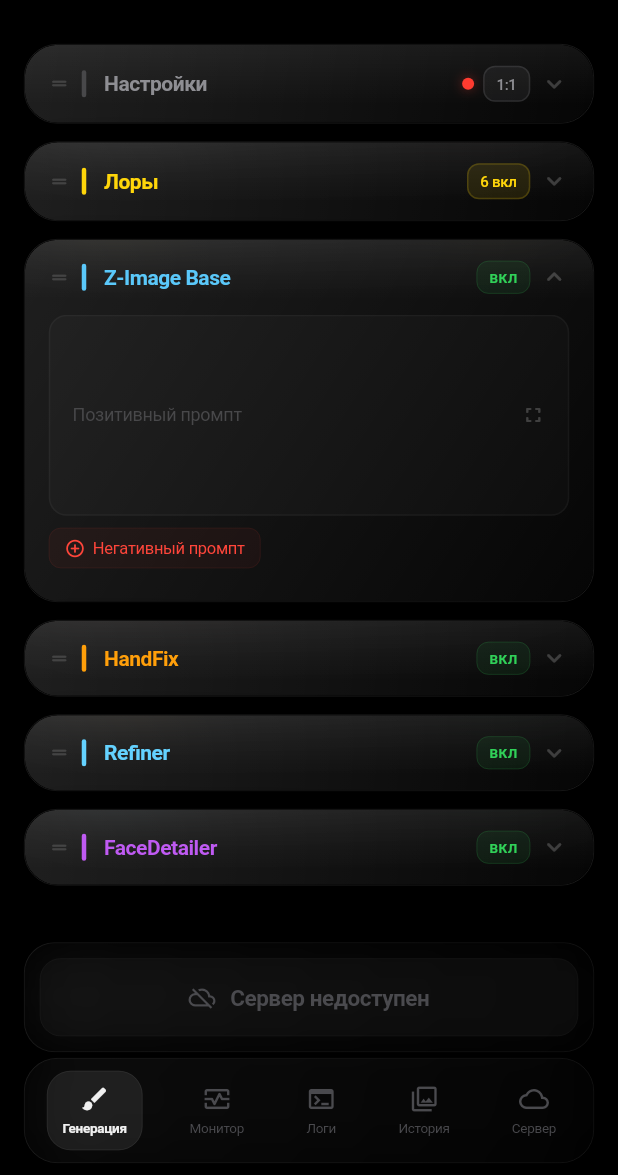
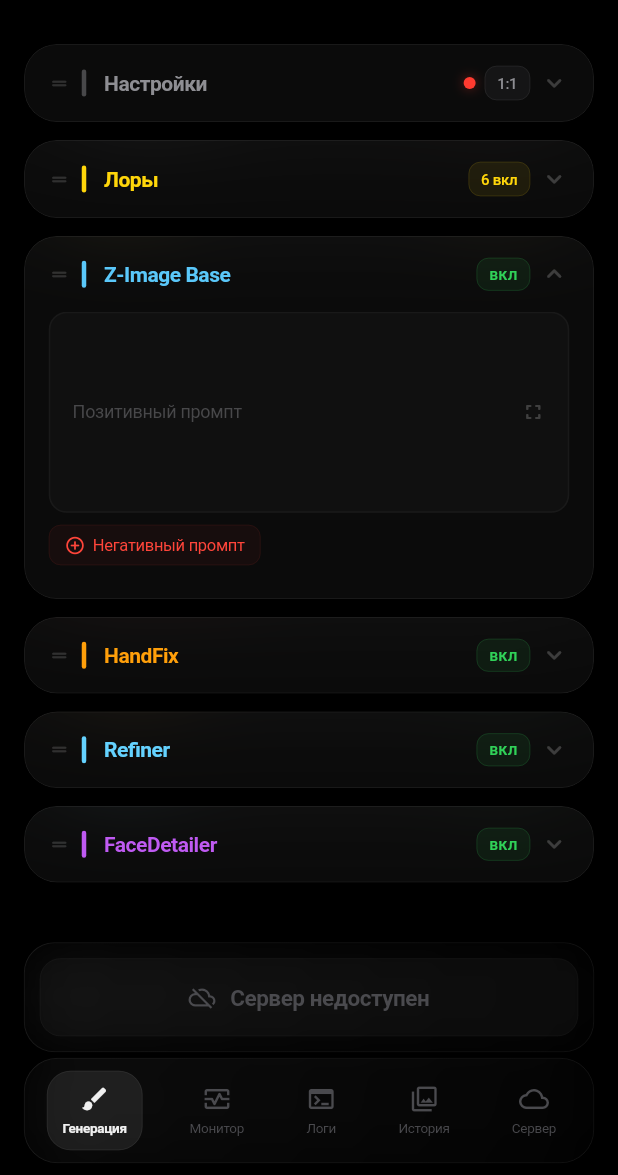
Before and after one commit to R0KENN/comfyui-remote, a Flutter app: the screen it shows after launch, on a phone screen of 412 x 824 dp, the part 61-1236 px from its top. Run offline on Flutter 3.47's test engine with Material 3 defaults, Android fonts, the phone set to English and light mode, and no system bars; our stand-ins replace file_picker, flutter_local_notifications, image_picker, share_plus, shared_preferences; missing offline and left inert: gal.

Commit message:
glass_theme: flat matte frosted glass — no gradients, no shadows, no specular

```diff
--- a/lib/glass_theme.dart
+++ b/lib/glass_theme.dart
@@ -1,3 +1,5 @@
+// lib/glass_theme.dart
+
 import 'dart:ui';
 import 'package:flutter/material.dart';
 
@@ -22,102 +24,57 @@ class GlassTheme {
   static const Color accentCyan = Color(0xFF64D2FF);
 
   // ── Liquid Glass параметры ──
-  static const double _defaultBlur = 24.0;
-  static const double _defaultTintOpacity = 0.08;
-  static const double _defaultBorderOpacity = 0.12;
-  static const double _specularOpacity = 0.06;
+  static const double _blurSigma = 32.0;
+  static const double _tintOpacity = 0.045;
+  static const double _borderOpacity = 0.09;
 
   // ── Фон scaffold ──
   static BoxDecoration get scaffoldDecoration => const BoxDecoration(
     color: Color(0xFF000000),
   );
 
-  // ── Liquid Glass карточка ──
+  // ══════════════════════════════════════════
+  //  LIQUID GLASS CARD — плоское матовое стекло
+  // ══════════════════════════════════════════
   static Widget card({
     required Widget child,
     Color? borderColor,
-    double blur = _defaultBlur,
+    double blur = _blurSigma,
     EdgeInsetsGeometry margin =
     const EdgeInsets.symmetric(horizontal: 16, vertical: 6),
     EdgeInsetsGeometry padding = const EdgeInsets.all(16),
     double borderRadius = 22,
-    double tintOpacity = _defaultTintOpacity,
+    double tintOpacity = _tintOpacity,
     bool highlight = false,
   }) {
-    return Container(
-      margin: margin,
-      decoration: BoxDecoration(
-        borderRadius: BorderRadius.circular(borderRadius),
-        border: Border.all(
-          color: borderColor ??
-              (highlight
-                  ? Colors.white.withValues(alpha: 0.2)
-                  : Colors.white.withValues(alpha: _defaultBorderOpacity)),
-          width: 0.5,
-        ),
-        boxShadow: [
-          BoxShadow(
-            color: Colors.black.withValues(alpha: 0.5),
-            blurRadius: 24,
-            offset: const Offset(0, 8),
-          ),
-          if (highlight && borderColor != null)
-            BoxShadow(
-              color: borderColor.withValues(alpha: 0.08),
-              blurRadius: 16,
-              spreadRadius: -2,
-            ),
-        ],
-      ),
+    return Padding(
+      padding: margin,
       child: ClipRRect(
         borderRadius: BorderRadius.circular(borderRadius),
         child: BackdropFilter(
           filter: ImageFilter.blur(sigmaX: blur, sigmaY: blur),
           child: Container(
             decoration: BoxDecoration(
+              // Плоский однородный фон — без градиентов
+              color: Colors.white.withValues(alpha: tintOpacity),
               borderRadius: BorderRadius.circular(borderRadius),
-              gradient: LinearGradient(
-                begin: Alignment.topLeft,
-                end: Alignment.bottomRight,
-                colors: [
-                  Colors.white.withValues(alpha: tintOpacity + 0.04),
-                  Colors.white.withValues(alpha: tintOpacity * 0.3),
-                ],
+              border: Border.all(
+                color: borderColor?.withValues(alpha: 0.25) ??
+                    Colors.white.withValues(alpha: _borderOpacity),
+                width: 0.5,
               ),
             ),
-            child: Stack(
-              children: [
-                // Specular highlight — блик сверху
-                Positioned(
-                  top: 0,
-                  left: 0,
-                  right: 0,
-                  height: 40,
-                  child: Container(
-                    decoration: BoxDecoration(
-                      borderRadius: BorderRadius.vertical(
-                          top: Radius.circular(borderRadius)),
-                      gradient: LinearGradient(
-                        begin: Alignment.topCenter,
-                        end: Alignment.bottomCenter,
-                        colors: [
-                          Colors.white.withValues(alpha: _specularOpacity),
-                          Colors.white.withValues(alpha: 0.0),
-                        ],
-                      ),
-                    ),
-                  ),
-                ),
-                Padding(padding: padding, child: child),
-              ],
-            ),
+            padding: padding,
+            child: child,
           ),
         ),
       ),
     );
   }
 
-  // ── Маленькая стеклянная карточка ──
+  // ══════════════════════════════════════════
+  //  МИНИ-КАРТОЧКА
+  // ══════════════════════════════════════════
   static Widget miniCard({
     required Widget child,
     EdgeInsetsGeometry padding = const EdgeInsets.all(12),
@@ -125,28 +82,33 @@ class GlassTheme {
     double borderRadius = 14,
     Color? borderColor,
   }) {
-    return ClipRRect(
+    return Padding(
+      padding: margin,
+      child: ClipRRect(
         borderRadius: BorderRadius.circular(borderRadius),
         child: BackdropFilter(
-        filter: ImageFilter.blur(sigmaX: 16, sigmaY: 16),
+          filter: ImageFilter.blur(sigmaX: 20, sigmaY: 20),
           child: Container(
-          margin: margin,
             padding: padding,
             decoration: BoxDecoration(
+              color: Colors.white.withValues(alpha: 0.035),
               borderRadius: BorderRadius.circular(borderRadius),
-            color: Colors.white.withValues(alpha: 0.06),
               border: Border.all(
-              color: borderColor ?? Colors.white.withValues(alpha: 0.1),
+                color: borderColor ??
+                    Colors.white.withValues(alpha: 0.07),
                 width: 0.5,
               ),
             ),
             child: child,
           ),
         ),
+      ),
     );
   }
 
-  // ── Заголовок секции ──
+  // ══════════════════════════════════════════
+  //  ЗАГОЛОВОК СЕКЦИИ
+  // ══════════════════════════════════════════
   static Widget sectionTitle(
       IconData icon,
       Color iconColor,
@@ -159,10 +121,10 @@ class GlassTheme {
         Container(
           padding: const EdgeInsets.all(8),
           decoration: BoxDecoration(
-            color: iconColor.withValues(alpha: 0.12),
+            color: iconColor.withValues(alpha: 0.10),
             borderRadius: BorderRadius.circular(10),
             border: Border.all(
-              color: iconColor.withValues(alpha: 0.18),
+              color: iconColor.withValues(alpha: 0.15),
               width: 0.5,
             ),
           ),
@@ -180,23 +142,24 @@ class GlassTheme {
             ),
           ),
         ),
-        ?trailing,
+        if (trailing != null) trailing,
       ],
     );
   }
 
-  // ── Статус-бейдж ──
+  // ══════════════════════════════════════════
+  //  СТАТУС-БЕЙДЖ
+  // ══════════════════════════════════════════
   static Widget statusBadge(String text, Color color, {bool dot = true}) {
-    return ClipRRect(
-      borderRadius: BorderRadius.circular(20),
-      child: BackdropFilter(
-        filter: ImageFilter.blur(sigmaX: 8, sigmaY: 8),
-        child: Container(
+    return Container(
       padding: const EdgeInsets.symmetric(horizontal: 10, vertical: 5),
       decoration: BoxDecoration(
-            color: color.withValues(alpha: 0.1),
+        color: color.withValues(alpha: 0.08),
         borderRadius: BorderRadius.circular(20),
-            border: Border.all(color: color.withValues(alpha: 0.2)),
+        border: Border.all(
+          color: color.withValues(alpha: 0.18),
+          width: 0.5,
+        ),
       ),
       child: Row(
         mainAxisSize: MainAxisSize.min,
@@ -210,7 +173,9 @@ class GlassTheme {
                 color: color,
                 boxShadow: [
                   BoxShadow(
-                          color: color.withValues(alpha: 0.6), blurRadius: 6),
+                    color: color.withValues(alpha: 0.5),
+                    blurRadius: 4,
+                  ),
                 ],
               ),
             ),
@@ -227,12 +192,12 @@ class GlassTheme {
           ),
         ],
       ),
-        ),
-      ),
     );
   }
 
-  // ── Анимация появления ──
+  // ══════════════════════════════════════════
+  //  АНИМАЦИЯ ПОЯВЛЕНИЯ
+  // ══════════════════════════════════════════
   static Widget fadeSlideIn({
     required Widget child,
     required int index,
@@ -258,9 +223,11 @@ class GlassTheme {
     );
   }
 
-  // ── Прогресс-бар ──
+  // ══════════════════════════════════════════
+  //  ПРОГРЕСС-БАР
+  // ══════════════════════════════════════════
   static Widget progressBar(double percent,
-      {Color? color, double height = 4}) {
+      {Color? color, double height = 3}) {
     final barColor = color ??
         (percent > 90
             ? accentRed
@@ -270,18 +237,14 @@ class GlassTheme {
     return Column(
       children: [
         const SizedBox(height: 6),
-        Container(
+        ClipRRect(
+          borderRadius: BorderRadius.circular(height / 2),
+          child: SizedBox(
             height: height,
-          decoration: BoxDecoration(
-            borderRadius: BorderRadius.circular(height / 2),
-            color: Colors.white.withValues(alpha: 0.06),
-          ),
-          child: ClipRRect(
-            borderRadius: BorderRadius.circular(height / 2),
             child: LinearProgressIndicator(
               value: percent / 100,
-              backgroundColor: Colors.transparent,
-              valueColor: AlwaysStoppedAnimation(barColor),
+              backgroundColor: Colors.white.withValues(alpha: 0.04),
+              valueColor: AlwaysStoppedAnimation(barColor.withValues(alpha: 0.7)),
             ),
           ),
         ),
@@ -291,21 +254,29 @@ class GlassTheme {
           child: Text(
             '${percent.toStringAsFixed(1)}%',
             style: const TextStyle(
-                color: textTertiary, fontSize: 10, letterSpacing: -0.2),
+              color: textTertiary,
+              fontSize: 10,
+              letterSpacing: -0.2,
+            ),
           ),
         ),
       ],
     );
   }
 
-  // ── Чип / тег ──
+  // ══════════════════════════════════════════
+  //  ЧИП / ТЕГ
+  // ══════════════════════════════════════════
   static Widget chip(String text, Color color, {IconData? icon}) {
     return Container(
       padding: const EdgeInsets.symmetric(horizontal: 8, vertical: 4),
       decoration: BoxDecoration(
-        color: color.withValues(alpha: 0.1),
+        color: color.withValues(alpha: 0.08),
         borderRadius: BorderRadius.circular(8),
-        border: Border.all(color: color.withValues(alpha: 0.18)),
+        border: Border.all(
+          color: color.withValues(alpha: 0.15),
+          width: 0.5,
+        ),
       ),
       child: Row(
         mainAxisSize: MainAxisSize.min,
@@ -328,7 +299,9 @@ class GlassTheme {
     );
   }
 
-  // ── Glass AppBar ──
+  // ══════════════════════════════════════════
+  //  GLASS APPBAR
+  // ══════════════════════════════════════════
   static AppBar appBar(String title,
       {List<Widget>? actions, Widget? leading}) {
     return AppBar(
@@ -349,7 +322,9 @@ class GlassTheme {
     );
   }
 
-  // ── Стеклянное текстовое поле ──
+  // ══════════════════════════════════════════
+  //  GLASS INPUT
+  // ══════════════════════════════════════════
   static InputDecoration glassInput({
     String? label,
     String? hint,
@@ -360,30 +335,39 @@ class GlassTheme {
     return InputDecoration(
       labelText: label,
       labelStyle: const TextStyle(
-          fontSize: 12, color: textTertiary, letterSpacing: -0.2),
+        fontSize: 12,
+        color: textTertiary,
+        letterSpacing: -0.2,
+      ),
       hintText: hint,
       hintStyle: TextStyle(
-          fontSize: 11, color: Colors.white.withValues(alpha: 0.12)),
+        fontSize: 11,
+        color: Colors.white.withValues(alpha: 0.10),
+      ),
       border: OutlineInputBorder(borderRadius: BorderRadius.circular(12)),
       enabledBorder: OutlineInputBorder(
-        borderSide:
-        BorderSide(color: Colors.white.withValues(alpha: 0.1)),
+        borderSide: BorderSide(
+          color: Colors.white.withValues(alpha: 0.07),
+        ),
         borderRadius: BorderRadius.circular(12),
       ),
       focusedBorder: OutlineInputBorder(
-        borderSide: BorderSide(color: accentColor.withValues(alpha: 0.4)),
+        borderSide: BorderSide(
+          color: accentColor.withValues(alpha: 0.35),
+        ),
         borderRadius: BorderRadius.circular(12),
       ),
       filled: true,
-      fillColor: Colors.white.withValues(alpha: 0.04),
+      fillColor: Colors.white.withValues(alpha: 0.025),
       isDense: isDense,
-      contentPadding:
-      const EdgeInsets.symmetric(horizontal: 12, vertical: 10),
+      contentPadding: const EdgeInsets.symmetric(horizontal: 12, vertical: 10),
       suffixIcon: suffixIcon,
     );
   }
 
-  // ── Стеклянная кнопка ──
+  // ══════════════════════════════════════════
+  //  GLASS BUTTON
+  // ══════════════════════════════════════════
   static Widget glassButton({
     required String text,
     required VoidCallback? onTap,
@@ -398,25 +382,20 @@ class GlassTheme {
       child: ClipRRect(
         borderRadius: BorderRadius.circular(14),
         child: BackdropFilter(
-          filter: ImageFilter.blur(sigmaX: 12, sigmaY: 12),
+          filter: ImageFilter.blur(sigmaX: 16, sigmaY: 16),
           child: AnimatedContainer(
             duration: const Duration(milliseconds: 200),
             height: height,
             padding: const EdgeInsets.symmetric(horizontal: 20),
             decoration: BoxDecoration(
               borderRadius: BorderRadius.circular(14),
-              gradient: isEnabled
-                  ? LinearGradient(colors: [
-                color.withValues(alpha: 0.22),
-                color.withValues(alpha: 0.1),
-              ])
-                  : null,
-              color:
-              isEnabled ? null : Colors.white.withValues(alpha: 0.03),
+              color: isEnabled
+                  ? color.withValues(alpha: 0.12)
+                  : Colors.white.withValues(alpha: 0.025),
               border: Border.all(
                 color: isEnabled
-                    ? color.withValues(alpha: 0.3)
-                    : Colors.white.withValues(alpha: 0.06),
+                    ? color.withValues(alpha: 0.22)
+                    : Colors.white.withValues(alpha: 0.05),
                 width: 0.5,
               ),
             ),
```
Lines whose indentation alone changed are shown as unchanged.
